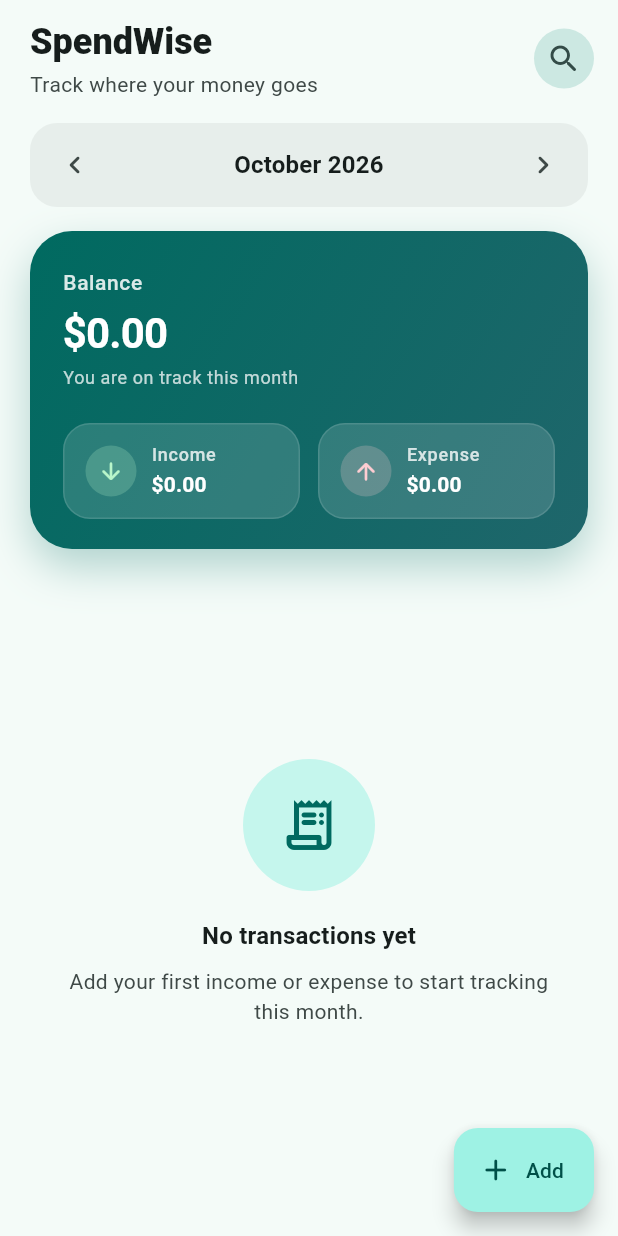
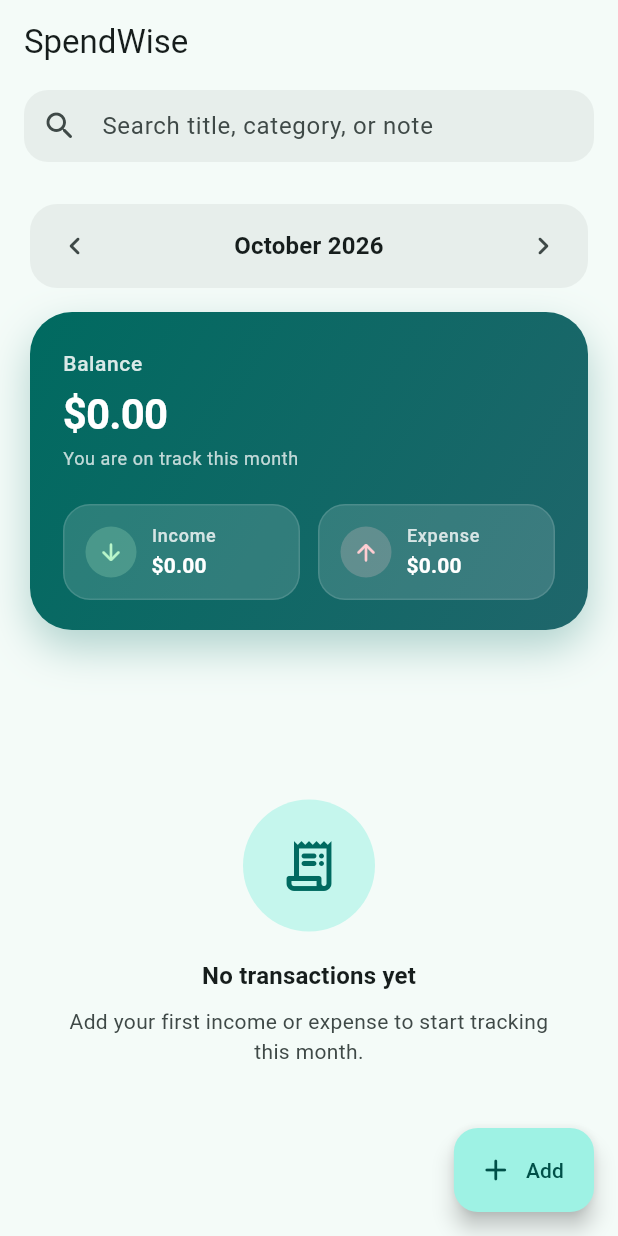
Before and after one commit to Huzam229/SpendWise, a Flutter app: the screen it shows after launch, on a phone screen of 412 x 824 dp. Run offline on Flutter 3.47's test engine with Material 3 defaults, Android fonts, the light colour scheme and no system bars; our stand-ins replace flutter_riverpod, sqflite; accounts and stored records are empty.

Commit message:
feat: add swipe to delete with undo and search

```diff
--- a/lib/screens/home_screen.dart
+++ b/lib/screens/home_screen.dart
@@ -1,6 +1,7 @@
 import 'package:flutter/material.dart';
 import 'package:flutter_riverpod/flutter_riverpod.dart';
 
+import '../data/models/expense.dart';
 import '../providers/expense_provider.dart';
 import '../providers/filter_provider.dart';
 import '../utils/formatters.dart';
@@ -8,25 +9,103 @@ import '../widgets/expense_tile.dart';
 import '../widgets/summary_card.dart';
 import 'add_edit_expense_screen.dart';
 
-class HomeScreen extends ConsumerWidget {
+class HomeScreen extends ConsumerStatefulWidget {
   const HomeScreen({super.key});
 
-  void _shiftMonth(WidgetRef ref, int delta) {
+  @override
+  ConsumerState<HomeScreen> createState() => _HomeScreenState();
+}
+
+class _HomeScreenState extends ConsumerState<HomeScreen> {
+  late final TextEditingController _searchController;
+
+  @override
+  void initState() {
+    super.initState();
+    _searchController =
+        TextEditingController(text: ref.read(searchTextProvider));
+  }
+
+  @override
+  void dispose() {
+    _searchController.dispose();
+    super.dispose();
+  }
+
+  void _shiftMonth(int delta) {
     final current = ref.read(selectedMonthProvider);
     ref.read(selectedMonthProvider.notifier).state =
         DateTime(current.year, current.month + delta);
   }
 
+  Future<void> _deleteWithUndo(Expense item) async {
+    await ref.read(expenseProvider.notifier).remove(item.id);
+    if (!mounted) return;
+
+    ScaffoldMessenger.of(context)
+      ..clearSnackBars()
+      ..showSnackBar(
+        SnackBar(
+          content: Text('Deleted "${item.title}"'),
+          action: SnackBarAction(
+            label: 'Undo',
+            onPressed: () {
+              ref.read(expenseProvider.notifier).add(item);
+            },
+          ),
+        ),
+      );
+  }
+
   @override
-  Widget build(BuildContext context, WidgetRef ref) {
+  Widget build(BuildContext context) {
     final scheme = Theme.of(context).colorScheme;
     final month = ref.watch(selectedMonthProvider);
     final expensesAsync = ref.watch(expenseProvider);
+    final searchText = ref.watch(searchTextProvider);
 
     return Scaffold(
       backgroundColor: scheme.surface,
-      body: SafeArea(
-        child: expensesAsync.when(
+      appBar: AppBar(
+        title: const Text('SpendWise'),
+        centerTitle: false,
+        bottom: PreferredSize(
+          preferredSize: const Size.fromHeight(64),
+          child: Padding(
+            padding: const EdgeInsets.fromLTRB(16, 0, 16, 12),
+            child: TextField(
+              controller: _searchController,
+              textInputAction: TextInputAction.search,
+              onChanged: (value) {
+                ref.read(searchTextProvider.notifier).state = value;
+              },
+              decoration: InputDecoration(
+                hintText: 'Search title, category, or note',
+                prefixIcon: const Icon(Icons.search_rounded),
+                suffixIcon: searchText.isEmpty
+                    ? null
+                    : IconButton(
+                        tooltip: 'Clear',
+                        onPressed: () {
+                          _searchController.clear();
+                          ref.read(searchTextProvider.notifier).state = '';
+                        },
+                        icon: const Icon(Icons.close_rounded),
+                      ),
+                filled: true,
+                fillColor:
+                    scheme.surfaceContainerHighest.withValues(alpha: 0.55),
+                contentPadding: const EdgeInsets.symmetric(horizontal: 12),
+                border: OutlineInputBorder(
+                  borderRadius: BorderRadius.circular(16),
+                  borderSide: BorderSide.none,
+                ),
+              ),
+            ),
+          ),
+        ),
+      ),
+      body: expensesAsync.when(
         loading: () => const _LoadingState(),
         error: (error, _) => _ErrorState(
           message: error.toString(),
@@ -43,47 +122,11 @@ class HomeScreen extends ConsumerWidget {
             slivers: [
               SliverToBoxAdapter(
                 child: Padding(
-                    padding: const EdgeInsets.fromLTRB(20, 12, 12, 0),
-                    child: Row(
-                      children: [
-                        Expanded(
-                          child: Column(
-                            crossAxisAlignment: CrossAxisAlignment.start,
-                            children: [
-                              Text(
-                                'SpendWise',
-                                style: Theme.of(context)
-                                    .textTheme
-                                    .headlineSmall
-                                    ?.copyWith(fontWeight: FontWeight.w800),
-                              ),
-                              const SizedBox(height: 2),
-                              Text(
-                                'Track where your money goes',
-                                style: Theme.of(context)
-                                    .textTheme
-                                    .bodyMedium
-                                    ?.copyWith(color: scheme.onSurfaceVariant),
-                              ),
-                            ],
-                          ),
-                        ),
-                        IconButton.filledTonal(
-                          tooltip: 'Search',
-                          onPressed: () => _openSearch(context, ref),
-                          icon: const Icon(Icons.search_rounded),
-                        ),
-                      ],
-                    ),
-                  ),
-                ),
-                SliverToBoxAdapter(
-                  child: Padding(
                   padding: const EdgeInsets.fromLTRB(20, 16, 20, 0),
                   child: _MonthSelector(
                     label: monthYearFormat.format(month),
-                      onPrevious: () => _shiftMonth(ref, -1),
-                      onNext: () => _shiftMonth(ref, 1),
+                    onPrevious: () => _shiftMonth(-1),
+                    onNext: () => _shiftMonth(1),
                   ),
                 ),
               ),
@@ -98,9 +141,9 @@ class HomeScreen extends ConsumerWidget {
                 ),
               ),
               if (expenses.isEmpty)
-                  const SliverFillRemaining(
+                SliverFillRemaining(
                   hasScrollBody: false,
-                    child: _EmptyState(),
+                  child: _EmptyState(hasSearch: searchText.trim().isNotEmpty),
                 )
               else ...[
                 SliverToBoxAdapter(
@@ -144,11 +187,7 @@ class HomeScreen extends ConsumerWidget {
                             ),
                           );
                         },
-                          onDismissed: () async {
-                            await ref
-                                .read(expenseProvider.notifier)
-                                .remove(item.id);
-                          },
+                        onDismissed: () => _deleteWithUndo(item),
                       );
                     },
                   ),
@@ -157,7 +196,6 @@ class HomeScreen extends ConsumerWidget {
             ],
           );
         },
-        ),
       ),
       floatingActionButton: FloatingActionButton.extended(
         onPressed: () {
@@ -171,63 +209,6 @@ class HomeScreen extends ConsumerWidget {
         label: const Text('Add'),
       ),
     );
-  }
-
-  Future<void> _openSearch(BuildContext context, WidgetRef ref) async {
-    final controller =
-        TextEditingController(text: ref.read(searchTextProvider));
-    final query = await showModalBottomSheet<String>(
-      context: context,
-      showDragHandle: true,
-      isScrollControlled: true,
-      builder: (context) {
-        return Padding(
-          padding: EdgeInsets.only(
-            left: 20,
-            right: 20,
-            top: 8,
-            bottom: MediaQuery.viewInsetsOf(context).bottom + 20,
-          ),
-          child: Column(
-            mainAxisSize: MainAxisSize.min,
-            crossAxisAlignment: CrossAxisAlignment.stretch,
-            children: [
-              Text(
-                'Search transactions',
-                style: Theme.of(context).textTheme.titleLarge?.copyWith(
-                      fontWeight: FontWeight.w700,
-                    ),
-              ),
-              const SizedBox(height: 14),
-              TextField(
-                controller: controller,
-                autofocus: true,
-                textInputAction: TextInputAction.search,
-                decoration: InputDecoration(
-                  hintText: 'Title, category, or note',
-                  prefixIcon: const Icon(Icons.search_rounded),
-                  filled: true,
-                  border: OutlineInputBorder(
-                    borderRadius: BorderRadius.circular(16),
-                    borderSide: BorderSide.none,
-                  ),
-                ),
-                onSubmitted: (value) => Navigator.pop(context, value),
-              ),
-              const SizedBox(height: 12),
-              FilledButton(
-                onPressed: () => Navigator.pop(context, controller.text),
-                child: const Text('Apply'),
-              ),
-            ],
-          ),
-        );
-      },
-    );
-
-    if (query != null) {
-      ref.read(searchTextProvider.notifier).state = query;
-    }
   }
 }
 
@@ -342,7 +323,9 @@ class _ErrorState extends StatelessWidget {
 }
 
 class _EmptyState extends StatelessWidget {
-  const _EmptyState();
+  const _EmptyState({required this.hasSearch});
+
+  final bool hasSearch;
 
   @override
   Widget build(BuildContext context) {
@@ -361,21 +344,23 @@ class _EmptyState extends StatelessWidget {
               shape: BoxShape.circle,
             ),
             child: Icon(
-              Icons.receipt_long_rounded,
+              hasSearch ? Icons.search_off_rounded : Icons.receipt_long_rounded,
               size: 40,
               color: scheme.primary,
             ),
           ),
           const SizedBox(height: 18),
           Text(
-            'No transactions yet',
+            hasSearch ? 'No matches found' : 'No transactions yet',
             style: Theme.of(context).textTheme.titleMedium?.copyWith(
                   fontWeight: FontWeight.w700,
                 ),
           ),
           const SizedBox(height: 8),
           Text(
-            'Add your first income or expense to start tracking this month.',
+            hasSearch
+                ? 'Try a different search term for this month.'
+                : 'Add your first income or expense to start tracking this month.',
             textAlign: TextAlign.center,
             style: Theme.of(context).textTheme.bodyMedium?.copyWith(
                   color: scheme.onSurfaceVariant,
```
Lines whose indentation alone changed are shown as unchanged.
